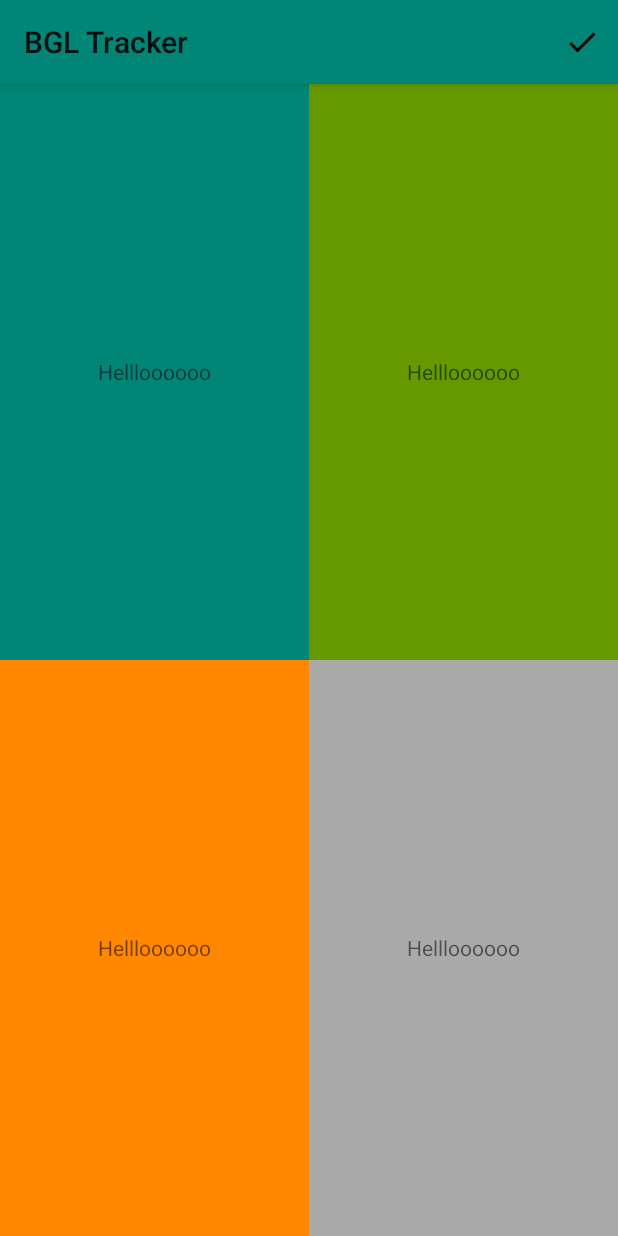
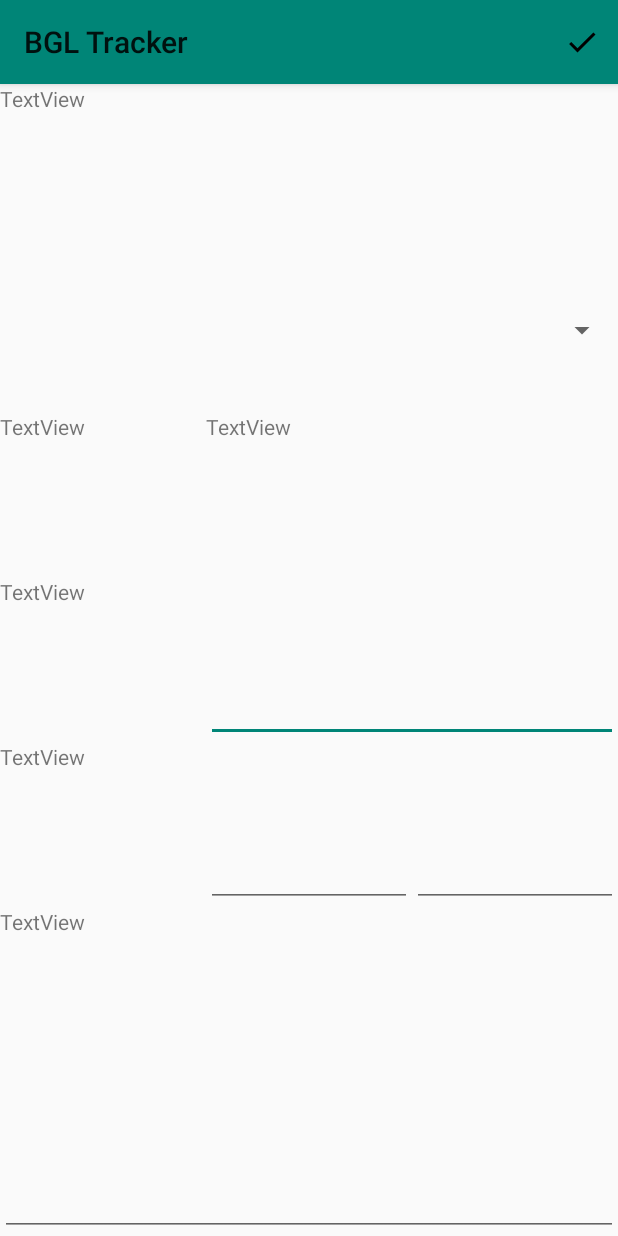
Before and after one commit to Alex-apostolo/BGLTracker, an Android app: the AddMedicationActivity screen opened directly, with no data from a screen before it, on a phone screen of 412 x 824 dp. Run offline under Robolectric (Android 15) with nearby library versions, the phone set to English and light mode, and no system bars; 1 statement that could not run was skipped.

Commit message:
Fixed resources names

```diff
--- a/app/src/main/res/layout/activity_add_medication.xml
+++ b/app/src/main/res/layout/activity_add_medication.xml
@@ -4,36 +4,108 @@
     xmlns:tools="http://schemas.android.com/tools"
     android:layout_width="match_parent"
     android:layout_height="match_parent"
-    tools:context=".AddMedicationActivity"
-    android:columnCount="2"
-    android:rowCount="2"
-    >
+    android:columnCount="3"
+    tools:context=".AddMedicationActivity">
 
     <TextView
+        android:id="@+id/textView"
+        android:layout_width="0dp"
+        android:layout_height="0dp"
         android:layout_rowWeight="1"
+        android:layout_columnSpan="3"
         android:layout_columnWeight="1"
-        android:background="@color/colorPrimary"
-        android:gravity="center"
-        android:text="Hellloooooo" />
+        android:text="TextView" />
+
+    <Spinner
+        android:id="@+id/spinner"
+        android:layout_width="0dp"
+        android:layout_height="0dp"
+        android:layout_rowWeight="1"
+        android:layout_columnSpan="3"
+        android:layout_columnWeight="1" />
 
     <TextView
+        android:id="@+id/textView2"
+        android:layout_width="0dp"
+        android:layout_height="0dp"
         android:layout_rowWeight="1"
+        android:layout_columnSpan="1"
         android:layout_columnWeight="1"
-        android:background="@android:color/holo_green_dark"
-        android:gravity="center"
-        android:text="Hellloooooo" />
+        android:text="TextView" />
 
     <TextView
+        android:id="@+id/textView3"
+        android:layout_width="0dp"
+        android:layout_height="0dp"
         android:layout_rowWeight="1"
+        android:layout_columnSpan="2"
         android:layout_columnWeight="1"
-        android:background="@android:color/holo_orange_dark"
-        android:gravity="center"
-        android:text="Hellloooooo" />
+        android:text="TextView" />
 
     <TextView
+        android:id="@+id/textView4"
+        android:layout_width="0dp"
+        android:layout_height="0dp"
         android:layout_rowWeight="1"
+        android:layout_columnSpan="1"
         android:layout_columnWeight="1"
-        android:background="@android:color/darker_gray"
-        android:gravity="center"
-        android:text="Hellloooooo" />
+        android:text="TextView" />
+
+    <EditText
+        android:id="@+id/editText"
+        android:layout_width="0dp"
+        android:layout_height="0dp"
+        android:layout_rowWeight="1"
+        android:layout_columnSpan="2"
+        android:layout_columnWeight="1"
+        android:ems="10"
+        android:inputType="number" />
+
+    <TextView
+        android:id="@+id/textView5"
+        android:layout_width="0dp"
+        android:layout_height="0dp"
+        android:layout_rowWeight="1"
+        android:layout_columnSpan="1"
+        android:layout_columnWeight="1"
+        android:text="TextView" />
+
+    <EditText
+        android:id="@+id/editText2"
+        android:layout_width="0dp"
+        android:layout_height="0dp"
+        android:layout_rowWeight="1"
+        android:layout_columnSpan="1"
+        android:layout_columnWeight="1"
+        android:ems="10"
+        android:inputType="date" />
+
+    <EditText
+        android:id="@+id/editText3"
+        android:layout_width="0dp"
+        android:layout_height="0dp"
+        android:layout_rowWeight="1"
+        android:layout_columnSpan="1"
+        android:layout_columnWeight="1"
+        android:ems="10"
+        android:inputType="time" />
+
+    <TextView
+        android:id="@+id/textView6"
+        android:layout_width="0dp"
+        android:layout_height="0dp"
+        android:layout_rowWeight="1"
+        android:layout_columnSpan="3"
+        android:layout_columnWeight="1"
+        android:text="TextView" />
+
+    <EditText
+        android:id="@+id/editText4"
+        android:layout_width="0dp"
+        android:layout_height="0dp"
+        android:layout_rowWeight="1"
+        android:layout_columnSpan="3"
+        android:layout_columnWeight="1"
+        android:ems="10"
+        android:inputType="textMultiLine" />
 </GridLayout>
```
